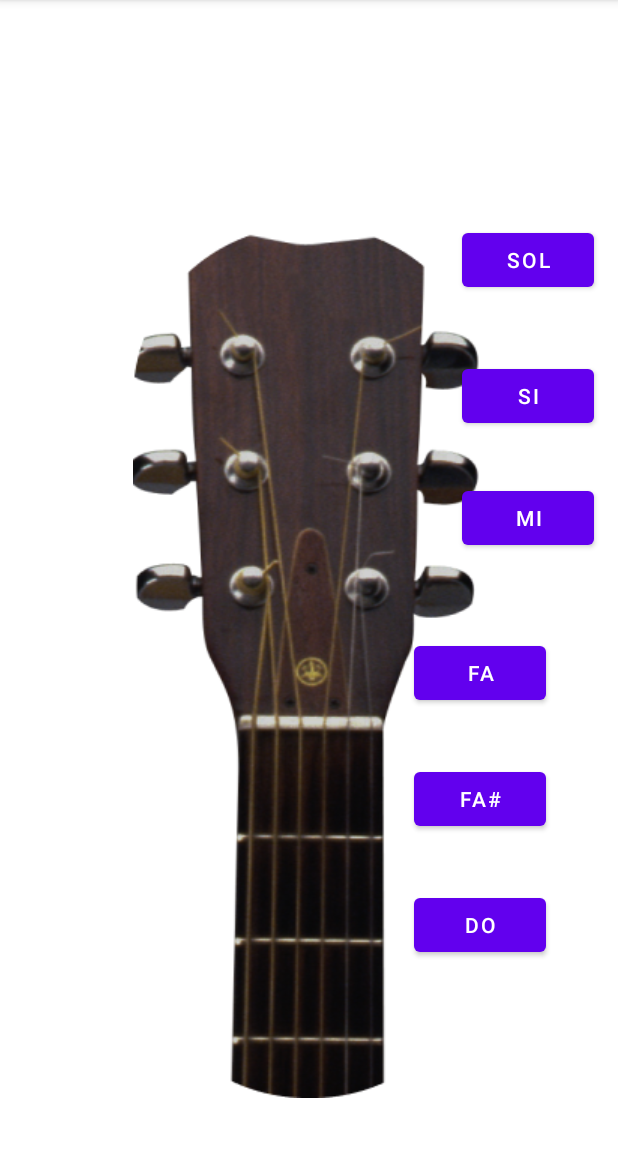
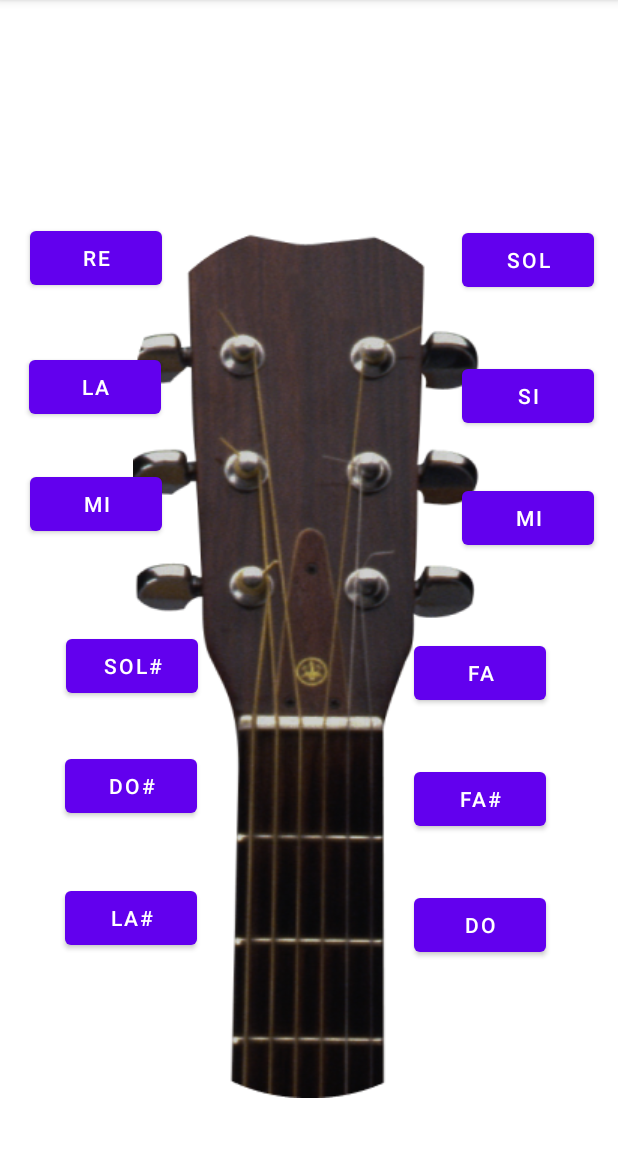
Before and after one commit to alejandrostid/BGA-Tuner, an Android app: the MainActivity2 screen opened directly, with no data from a screen before it, on a phone screen of 412 x 824 dp, the part 84-1236 px from its top. Run offline under Robolectric (Android 15) with nearby library versions, the phone set to English and light mode, and no system bars.

Commit message:
implementacion de los botones

```diff
--- a/app/src/main/java/com/example/helloworld/MainActivity2.kt
+++ b/app/src/main/java/com/example/helloworld/MainActivity2.kt
@@ -1,38 +1,43 @@
 package com.example.helloworld
 
+import android.annotation.SuppressLint
 import android.media.MediaPlayer
 import androidx.appcompat.app.AppCompatActivity
 import android.os.Bundle
 import android.widget.Button
 
 class MainActivity2 : AppCompatActivity() {
+    @SuppressLint("MissingInflatedId")
     override fun onCreate(savedInstanceState: Bundle?) {
         super.onCreate(savedInstanceState)
         setContentView(R.layout.activity_main2)
-        var btnSol = findViewById<Button>(R.id.btnSOL)
-        btnSol.setOnClickListener { sonido( R.raw.onlineguitartunerg3)}
+        var btnSol = findViewById<Button>(R.id.btnSolS)
+        btnSol.setOnClickListener { sonido(R.raw.onlineguitartunerg3)}
         var btnMi = findViewById<Button>(R.id.btnMi)
-        btnMi.setOnClickListener { sonido() }
+        btnMi.setOnClickListener { sonido(R.raw.onlineguitartunere2) }
         var btnDo = findViewById<Button>(R.id.btnDo)
-        btnDo.setOnClickListener { sonido() }
+        //btnDo.setOnClickListener { sonido()}
         var btnRe = findViewById<Button>(R.id.btnRe)
-        btnRe.setOnClickListener { sonido() }
+        btnRe.setOnClickListener { sonido(R.raw.onlineguitartunerd3) }
         var btnFa = findViewById<Button>(R.id.btnFa)
-        btnFa.setOnClickListener { sonido() }
+        //btnFa.setOnClickListener { sonido()}
         var btnLa = findViewById<Button>(R.id.btnLa)
-        btnLa.setOnClickListener { sonido() }
+        btnLa.setOnClickListener { sonido(R.raw.onlineguitartunera2) }
         var btnSi = findViewById<Button>(R.id.btnSi)
-        btnSi.setOnClickListener { sonido() }
-        var btnSolS = findViewById<Button>(R.id.btnSOLS)
-        btnSolS.setOnClickListener { sonido() }
+        btnSi.setOnClickListener { sonido(R.raw.onlineguitartunerb3) }
+        var btnSolS = findViewById<Button>(R.id.btnSOL)
+        btnSolS.setOnClickListener { sonido(R.raw.guitarraafinarcuerdatres) }
         var btnDoS = findViewById<Button>(R.id.btnDoS)
-        btnDoS.setOnClickListener { sonido() }
+        //btnDoS.setOnClickListener { sonido() }
         var btnFaS = findViewById<Button>(R.id.btnFaS)
-        btnFaS.setOnClickListener { sonido() }
+        //btnFaS.setOnClickListener { sonido() }
         var btnLaS = findViewById<Button>(R.id.btnLaS)
-        btnLaS.setOnClickListener { sonido() }
+        //btnLaS.setOnClickListener { sonido() }
+
+        var btnMi6 = findViewById<Button>(R.id.btnMi6)
+        btnMi6.setOnClickListener { sonido(R.raw.guitarraafinarcuerdaseis) }
     }
-        private fun sonido(nota:R) {
+        private fun sonido(nota: Int) {
             val mp = MediaPlayer.create(this, nota)
             mp.start()
         }
--- a/app/src/main/res/layout/activity_main2.xml
+++ b/app/src/main/res/layout/activity_main2.xml
@@ -88,4 +88,85 @@
         app:layout_constraintTop_toBottomOf="@+id/btnFaS"
         app:layout_constraintVertical_bias="0.0" />
 
+    <Button
+        android:id="@+id/btnRe"
+        android:layout_width="wrap_content"
+        android:layout_height="wrap_content"
+        android:layout_marginEnd="200dp"
+        android:text="RE"
+        app:layout_constraintBottom_toBottomOf="parent"
+        app:layout_constraintEnd_toStartOf="@+id/btnSOL"
+        app:layout_constraintHorizontal_bias="1.0"
+        app:layout_constraintStart_toStartOf="parent"
+        app:layout_constraintTop_toTopOf="parent"
+        app:layout_constraintVertical_bias="0.206" />
+
+    <Button
+        android:id="@+id/btnLa"
+        android:layout_width="wrap_content"
+        android:layout_height="wrap_content"
+        android:layout_marginTop="36dp"
+        android:layout_marginEnd="188dp"
+        android:text="LA"
+        app:layout_constraintBottom_toBottomOf="parent"
+        app:layout_constraintEnd_toStartOf="@+id/btnSi"
+        app:layout_constraintHorizontal_bias="0.612"
+        app:layout_constraintStart_toStartOf="parent"
+        app:layout_constraintTop_toBottomOf="@+id/btnRe"
+        app:layout_constraintVertical_bias="0.004" />
+
+    <Button
+        android:id="@+id/btnMi6"
+        android:layout_width="wrap_content"
+        android:layout_height="wrap_content"
+        android:layout_marginTop="28dp"
+        android:layout_marginEnd="200dp"
+        android:text="MI"
+        app:layout_constraintBottom_toBottomOf="parent"
+        app:layout_constraintEnd_toStartOf="@+id/btnMi"
+        app:layout_constraintHorizontal_bias="1.0"
+        app:layout_constraintStart_toStartOf="parent"
+        app:layout_constraintTop_toBottomOf="@+id/btnLa"
+        app:layout_constraintVertical_bias="0.005" />
+
+    <Button
+        android:id="@+id/btnSolS"
+        android:layout_width="wrap_content"
+        android:layout_height="wrap_content"
+        android:layout_marginTop="60dp"
+        android:layout_marginEnd="136dp"
+        android:text="SOL#"
+        app:layout_constraintBottom_toBottomOf="parent"
+        app:layout_constraintEnd_toStartOf="@+id/btnFa"
+        app:layout_constraintHorizontal_bias="0.843"
+        app:layout_constraintStart_toStartOf="parent"
+        app:layout_constraintTop_toBottomOf="@+id/btnMi6"
+        app:layout_constraintVertical_bias="0.0" />
+
+    <Button
+        android:id="@+id/btnDoS"
+        android:layout_width="wrap_content"
+        android:layout_height="wrap_content"
+        android:layout_marginTop="32dp"
+        android:text="DO#"
+        app:layout_constraintBottom_toBottomOf="parent"
+        app:layout_constraintEnd_toStartOf="@+id/btnFaS"
+        app:layout_constraintHorizontal_bias="0.229"
+        app:layout_constraintStart_toStartOf="parent"
+        app:layout_constraintTop_toBottomOf="@+id/btnSolS"
+        app:layout_constraintVertical_bias="0.0" />
+
+    <Button
+        android:id="@+id/btnLaS"
+        android:layout_width="wrap_content"
+        android:layout_height="wrap_content"
+        android:layout_marginTop="40dp"
+        android:text="LA#"
+        app:layout_constraintBottom_toBottomOf="parent"
+        app:layout_constraintEnd_toStartOf="@+id/btnDo"
+        app:layout_constraintHorizontal_bias="0.229"
+        app:layout_constraintStart_toStartOf="parent"
+        app:layout_constraintTop_toBottomOf="@+id/btnDoS"
+        app:layout_constraintVertical_bias="0.0" />
+
 </androidx.constraintlayout.widget.ConstraintLayout>
```
Also changed, not shown: 6 other files.
